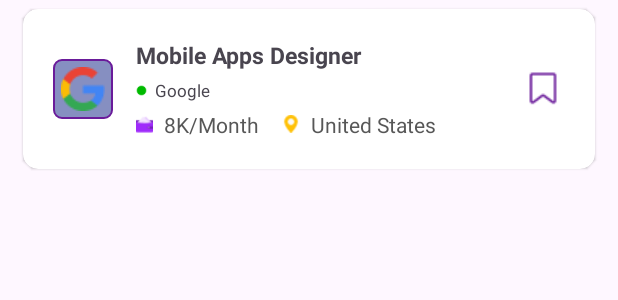
After one commit to Vikram-Dingre/JobSphere, an Android app: the layout candidate_saved_job_layout.xml on its own in the app's theme, with its tools: preview values and no code run, on a phone screen of 412 x 824 dp. The commit adds this screen. Shown: the top 300 px of the screen. Run offline under Robolectric (Android 15) with nearby library versions, the light colour scheme and no system bars; Roboto replaces fonts that are not available here.

Commit message:
Previous commit Remaining Unversioned Files -> Vikram Dingre

```diff
--- a/app/src/main/java/com/sphere/jobsphere/Candidate/Adapters/CandidateHomeSuggestedJobsAdapter.java
+++ b/app/src/main/java/com/sphere/jobsphere/Candidate/Adapters/CandidateHomeSuggestedJobsAdapter.java
@@ -67,7 +67,7 @@ public class CandidateHomeSuggestedJobsAdapter extends RecyclerView.Adapter<Cand
                     for (DocumentSnapshot doc : snapshots.getDocuments()) {
                         if (doc.getString("jobId").equals(job.getId())) {
                             Glide.with(context)
-                                    .load(R.drawable.plus)
+                                    .load(R.drawable.savedjob)
                                     .into(holder.saveJob);
                             a = 1;
                             break;
--- /dev/null
+++ b/app/src/main/res/layout/candidate_saved_job_layout.xml
@@ -0,0 +1,162 @@
+<?xml version="1.0" encoding="utf-8"?>
+<androidx.cardview.widget.CardView xmlns:android="http://schemas.android.com/apk/res/android"
+    android:layout_width="match_parent"
+    android:layout_height="wrap_content"
+    app:cardUseCompatPadding="true"
+    app:cardElevation="1dp"
+    android:layout_marginHorizontal="10dp"
+    android:layout_marginBottom="5dp"
+    app:cardCornerRadius="10dp"
+    app:contentPadding="20dp"
+    xmlns:app="http://schemas.android.com/apk/res-auto">
+
+    <LinearLayout
+        android:layout_width="match_parent"
+        android:layout_height="wrap_content"
+        android:orientation="vertical">
+
+        <LinearLayout
+            android:layout_width="match_parent"
+            android:layout_height="wrap_content"
+            android:gravity="center_vertical"
+            android:weightSum="100"
+            android:orientation="horizontal">
+
+            <ImageView
+                android:id="@+id/ivCandidateSavedJobCompanyLogo"
+                android:layout_width="40dp"
+                android:layout_height="40dp"
+                android:background="@drawable/image_shape"
+                android:layout_marginRight="15dp"
+                android:padding="5dp"
+                android:src="@drawable/googleg_standard_color_18" />
+
+            <LinearLayout
+                android:layout_width="0dp"
+                android:layout_weight="99"
+                android:layout_height="wrap_content"
+                android:orientation="vertical">
+
+                <LinearLayout
+                    android:layout_width="wrap_content"
+                    android:layout_height="wrap_content"
+                    android:gravity="center_vertical"
+                    android:orientation="vertical">
+
+                    <TextView
+                        android:id="@+id/tvCandidateSavedJobJobName"
+                        android:layout_width="wrap_content"
+                        android:layout_height="wrap_content"
+                        android:text="Mobile Apps Designer"
+                        android:textSize="15sp"
+                        android:textStyle="bold" />
+
+                    <LinearLayout
+                        android:layout_width="wrap_content"
+                        android:layout_height="wrap_content"
+                        android:gravity="center_vertical"
+                        android:layout_marginTop="5dp"
+                        android:orientation="horizontal">
+
+                        <ImageView
+                            android:layout_width="7dp"
+                            android:layout_height="7dp"
+                            android:src="@drawable/button"
+                            android:layout_marginRight="5dp" />
+
+                        <TextView
+                            android:id="@+id/tvCandidateSavedJobCompanyName"
+                            android:layout_width="wrap_content"
+                            android:layout_height="wrap_content"
+                            android:text="Google"
+                            android:textSize="11sp"
+                            android:textStyle="normal" />
+
+                    </LinearLayout>
+
+                </LinearLayout>
+
+                <LinearLayout
+                    android:layout_width="wrap_content"
+                    android:layout_height="wrap_content"
+                    android:layout_marginTop="5dp"
+                    android:orientation="horizontal">
+
+                    <LinearLayout
+                        android:layout_width="match_parent"
+                        android:layout_height="match_parent"
+                        android:gravity="center_vertical"
+                        android:orientation="horizontal">
+
+                        <ImageView
+                            android:layout_width="11dp"
+                            android:layout_height="11dp"
+                            android:src="@drawable/wallet"
+                            android:layout_marginRight="7dp" />
+
+                        <TextView
+                            android:id="@+id/tvCandidateSavedJobSalary"
+                            android:layout_width="wrap_content"
+                            android:layout_height="wrap_content"
+                            android:text="8K/Month"
+                            android:textSize="14sp"
+                            android:textColor="@color/lightDard"
+                            android:textStyle="normal" />
+
+                    </LinearLayout>
+
+                    <LinearLayout
+                        android:layout_width="wrap_content"
+                        android:layout_height="wrap_content"
+                        android:gravity="center_vertical"
+                        android:layout_marginLeft="15dp"
+                        android:orientation="horizontal">
+
+                        <ImageView
+                            android:layout_width="12dp"
+                            android:layout_height="12dp"
+                            android:layout_marginRight="7dp"
+                            android:src="@drawable/location" />
+
+                        <TextView
+                            android:id="@+id/tvCandidateSavedJobLocation"
+                            android:layout_width="wrap_content"
+                            android:layout_height="wrap_content"
+                            android:text="United States"
+                            android:textSize="14sp"
+                            android:textColor="@color/lightDard"
+                            android:textStyle="normal" />
+
+                    </LinearLayout>
+
+
+                </LinearLayout>
+
+
+            </LinearLayout>
+
+            <ImageView
+                android:id="@+id/ivCandidateSavedJobSaveImage"
+                android:layout_width="wrap_content"
+                android:layout_height="wrap_content"
+                android:src="@drawable/bookmark" />
+
+
+        </LinearLayout>
+
+
+    </LinearLayout>
+
+
+</androidx.cardview.widget.CardView>
+
+
+    <!--
+    logo
+    title
+    company name
+    location ( type )
+    salary range
+    postedDate
+    vacancies ( optional )
+    -->
```
Also changed, not shown: app/src/main/java/com/sphere/jobsphere/Candidate/Activities/CandidateSavedJobsActivity.java (added, +74 -0 lines), app/src/main/java/com/sphere/jobsphere/Candidate/Adapters/CandidateSavedJobsAdapter.java (added, +79 -0 lines), app/src/main/res/drawable/chip_shape.xml (added, +9 -0 lines), app/src/main/res/layout/activity_candidate_saved_jobs.xml (added, +102 -0 lines), app/src/main/res/drawable/savedjob.png (added).
